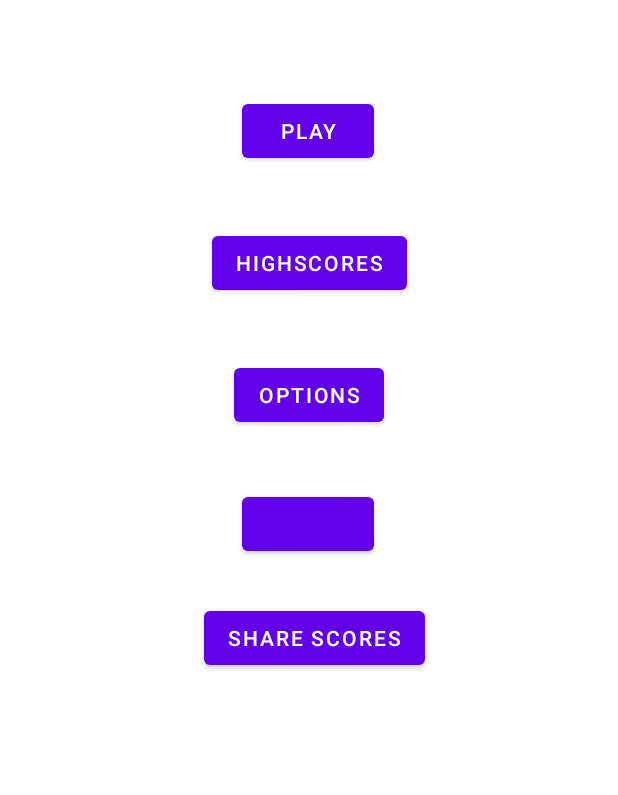
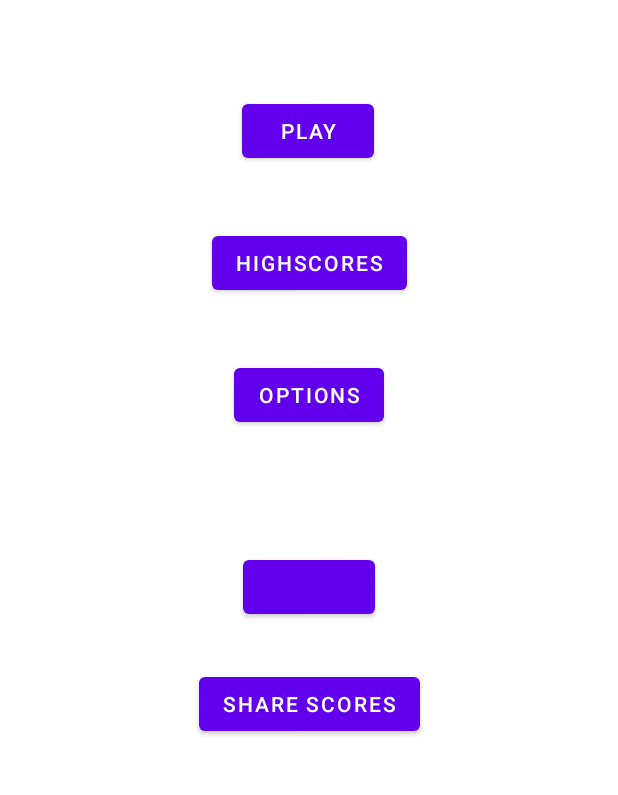
Before and after one commit to Dominte/AndroidTest, an Android app: the screen it shows after launch (MainActivity), on a phone screen of 412 x 824 dp, the part 245-1040 px from its top. Run offline under Robolectric (Android 15) with nearby library versions, the light colour scheme and no system bars; libraries missing offline, so code that uses them is left out: com.facebook, com.facebook.appevents, com.facebook.login, com.facebook.share; plain views replace LoginButton, ShareButton; 4 statements that could not run were skipped.

Commit message:
Small fixes

```diff
--- a/WhiteTiles/app/src/main/AndroidManifest.xml
+++ b/WhiteTiles/app/src/main/AndroidManifest.xml
@@ -9,7 +9,8 @@
         android:roundIcon="@mipmap/ic_launcher_round"
         android:supportsRtl="true"
         android:theme="@style/Theme.WhiteTiles">
-        <activity android:name=".MainActivity">
+        <activity android:name=".MainActivity"
+            android:screenOrientation="portrait">
             <intent-filter>
                 <action android:name="android.intent.action.MAIN" />
 
@@ -29,6 +30,7 @@
         </activity>
         <activity
             android:name=".HighscoresActivity"
+            android:screenOrientation="portrait"
             android:parentActivityName=".MainActivity">
 
         </activity>
--- a/WhiteTiles/app/src/main/res/layout/activity_main.xml
+++ b/WhiteTiles/app/src/main/res/layout/activity_main.xml
@@ -56,21 +56,20 @@
         android:layout_width="wrap_content"
         android:layout_height="wrap_content"
         android:layout_gravity="center_horizontal"
+        android:layout_marginTop="40dp"
         app:layout_constraintBottom_toBottomOf="parent"
         app:layout_constraintEnd_toEndOf="parent"
-        app:layout_constraintHorizontal_bias="0.498"
         app:layout_constraintStart_toStartOf="parent"
         app:layout_constraintTop_toBottomOf="@+id/optionButton"
-        app:layout_constraintVertical_bias="0.117" />
+        app:layout_constraintVertical_bias="0.13999999" />
 
     <com.facebook.share.widget.ShareButton
         android:id="@+id/shareButton"
         android:layout_width="wrap_content"
         android:layout_height="wrap_content"
-        android:layout_marginTop="28dp"
+        android:layout_marginTop="30dp"
         android:text="Share Scores"
         app:layout_constraintEnd_toEndOf="parent"
-        app:layout_constraintHorizontal_bias="0.513"
         app:layout_constraintStart_toStartOf="parent"
         app:layout_constraintTop_toBottomOf="@+id/login_button" />
 </androidx.constraintlayout.widget.ConstraintLayout>
```
Also changed, not shown: WhiteTiles/app/src/main/java/com/example/whitetiles/PlayActivity.java (+11 -10 lines), WhiteTiles/app/src/main/res/layout/activity_highscores.xml (+0 -10 lines).
